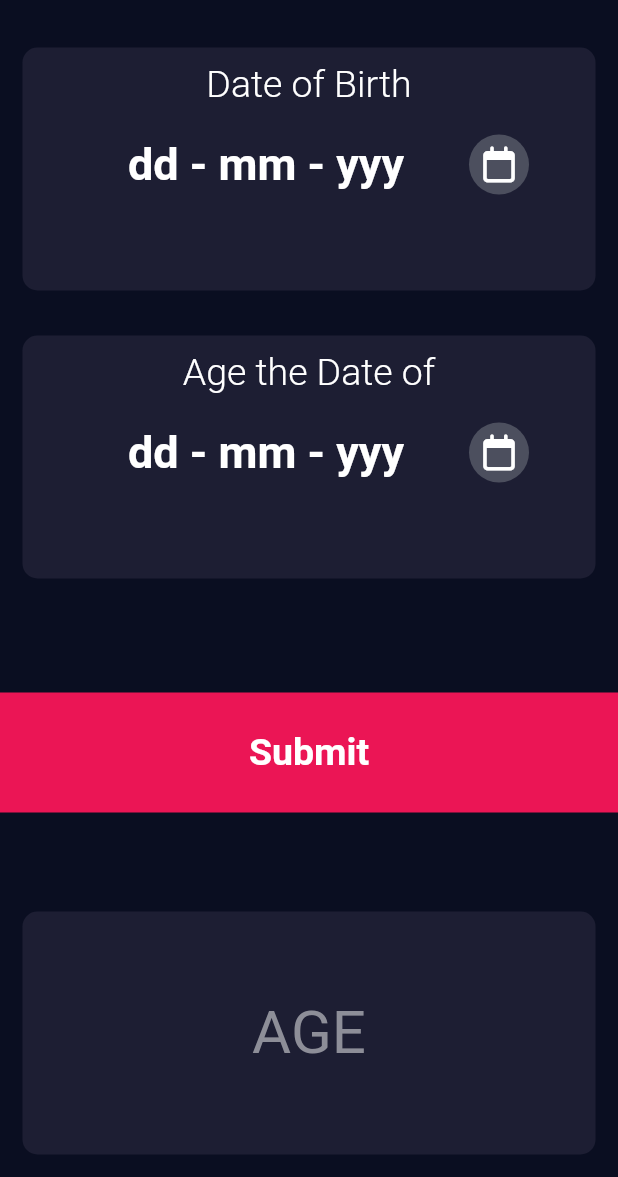
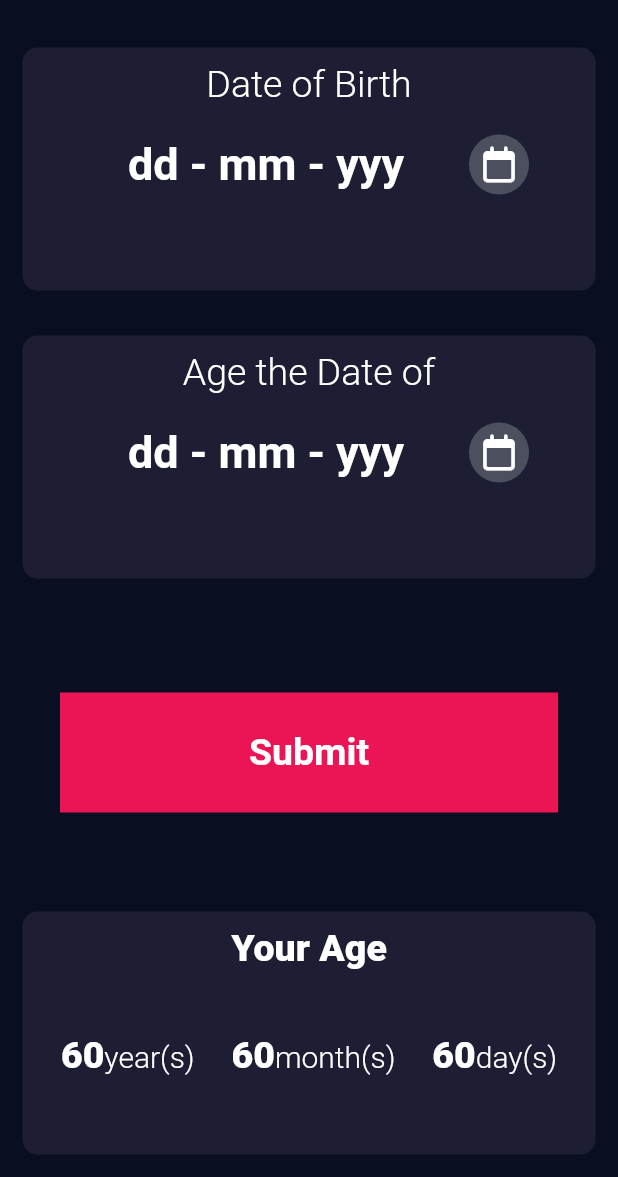
Before and after one commit to bagasardi20155/age_calculator, a Flutter app: the screen it shows after launch, on a phone screen of 412 x 824 dp, the part 59-1236 px from its top. Run offline on Flutter 3.47's test engine with Material 2 defaults, Android fonts, the phone set to English and light mode, and no system bars; our stand-ins replace font_awesome_flutter.

Commit message:
finishing tampilan

```diff
--- /dev/null
+++ b/lib/constanst.dart
@@ -0,0 +1,22 @@
+import 'package:flutter/material.dart';
+
+const labelTextStyle = TextStyle(
+  fontSize: 25,
+  fontWeight: FontWeight.w300,
+);
+
+const dateTextStyle = TextStyle(
+  fontSize: 30,
+  fontFamily: 'sans-serif',
+  fontWeight: FontWeight.bold,
+);
+
+const numberTextStyle = TextStyle(
+  fontSize: 25.0,
+  fontWeight: FontWeight.w900,
+);
+
+const resultTextStyle = TextStyle(
+  fontSize: 20.0,
+  fontWeight: FontWeight.w300,
+);
--- a/lib/screens/calculator_page.dart
+++ b/lib/screens/calculator_page.dart
@@ -2,6 +2,7 @@ import 'package:flutter/material.dart';
 import 'package:age_calculator/components/custom_card.dart';
 import 'package:age_calculator/components/round_icon_button.dart';
 import 'package:font_awesome_flutter/font_awesome_flutter.dart';
+import 'package:age_calculator/constanst.dart';
 
 class CalculatorPage extends StatefulWidget {
   const CalculatorPage({Key? key}) : super(key: key);
@@ -41,10 +42,7 @@ class _CalculatorPageState extends State<CalculatorPage> {
                                 children: [
                                   Text(
                                     'Date of Birth',
-                                    style: TextStyle(
-                                      fontSize: 25,
-                                      fontWeight: FontWeight.w300,
-                                    ),
+                                    style: labelTextStyle,
                                   )
                                 ],
                               ),
@@ -61,11 +59,7 @@ class _CalculatorPageState extends State<CalculatorPage> {
                                   flex: 2,
                                   child: Text(
                                     'dd - mm - yyy',
-                                    style: TextStyle(
-                                      fontSize: 30,
-                                      fontFamily: 'sans-serif',
-                                      fontWeight: FontWeight.bold,
-                                    ),
+                                    style: dateTextStyle,
                                     textAlign: TextAlign.end,
                                   ),
                                 ),
@@ -113,10 +107,7 @@ class _CalculatorPageState extends State<CalculatorPage> {
                                 children: [
                                   Text(
                                     'Age the Date of',
-                                    style: TextStyle(
-                                      fontSize: 25,
-                                      fontWeight: FontWeight.w300,
-                                    ),
+                                    style: labelTextStyle,
                                   )
                                 ],
                               ),
@@ -133,11 +124,7 @@ class _CalculatorPageState extends State<CalculatorPage> {
                                   flex: 2,
                                   child: Text(
                                     'dd - mm - yyy',
-                                    style: TextStyle(
-                                      fontSize: 30,
-                                      fontFamily: 'sans-serif',
-                                      fontWeight: FontWeight.bold,
-                                    ),
+                                    style: dateTextStyle,
                                     textAlign: TextAlign.end,
                                   ),
                                 ),
@@ -171,10 +158,14 @@ class _CalculatorPageState extends State<CalculatorPage> {
             child: Row(
               children: [
                 Expanded(
+                  child: Container(
+                    padding: EdgeInsets.only(left: 40.0, right: 40.0),
+                    decoration: const BoxDecoration(
+                      borderRadius: BorderRadius.all(Radius.circular(10.0)),
+                    ),
                     child: GestureDetector(
                       child: Container(
                         margin: const EdgeInsets.only(top: 10.0),
-                      // width: double.infinity,
                         height: 80.0,
                         color: Color(0xFFEB1555),
                         child: Center(
@@ -188,6 +179,7 @@ class _CalculatorPageState extends State<CalculatorPage> {
                         ),
                       ),
                     ),
+                  )
                 ),
               ],
             ),
@@ -201,14 +193,84 @@ class _CalculatorPageState extends State<CalculatorPage> {
                     onPress: () {},
                     cardChild: Column(
                       mainAxisAlignment: MainAxisAlignment.center,
-                      children: const [
+                      children: [
+                        Expanded(
+                          child: Column(
+                            children: [
+                              Container(
+                                padding: EdgeInsets.only(top: 10.0),
+                                margin: EdgeInsets.only(bottom: 15.0),
+                                child: Column(
+                                  children: [
                                     Text(
-                          'AGE',
-                          style: TextStyle(
-                            fontSize: 40.0,
-                            color: Color(0xFF8D8E98),
+                                      'Your Age',
+                                      style: numberTextStyle,
+                                    )
+                                  ],
                                 ),
                               ),
+                            ],
+                          ),
+                        ),
+
+                        Expanded(
+                          child: Column(
+                            children: [
+                              Row(
+                                mainAxisAlignment: MainAxisAlignment.spaceEvenly,
+                                children: [
+                                  Row(
+                                    mainAxisAlignment: MainAxisAlignment.center,
+                                    crossAxisAlignment: CrossAxisAlignment.baseline,
+                                    textBaseline: TextBaseline.alphabetic,
+                                    children: [
+                                      Text(
+                                        '60',
+                                        style: numberTextStyle,
+                                      ),
+                                      const Text(
+                                        'year(s)',
+                                        style: resultTextStyle,
+                                      ),
+                                    ],
+                                  ),
+
+                                  Row(
+                                    mainAxisAlignment: MainAxisAlignment.center,
+                                    crossAxisAlignment: CrossAxisAlignment.baseline,
+                                    textBaseline: TextBaseline.alphabetic,
+                                    children: [
+                                      Text(
+                                        '60',
+                                        style: numberTextStyle,
+                                      ),
+                                      const Text(
+                                        'month(s)',
+                                        style: resultTextStyle,
+                                      ),
+                                    ],
+                                  ),
+
+                                  Row(
+                                    mainAxisAlignment: MainAxisAlignment.center,
+                                    crossAxisAlignment: CrossAxisAlignment.baseline,
+                                    textBaseline: TextBaseline.alphabetic,
+                                    children: [
+                                      Text(
+                                        '60',
+                                        style: numberTextStyle,
+                                      ),
+                                      const Text(
+                                        'day(s)',
+                                        style: resultTextStyle,
+                                      ),
+                                    ],
+                                  ),
+                                ],
+                              ),
+                            ],
+                          ),
+                        )
                       ],
                     ),
                   )
```
Lines whose indentation alone changed are shown as unchanged.
